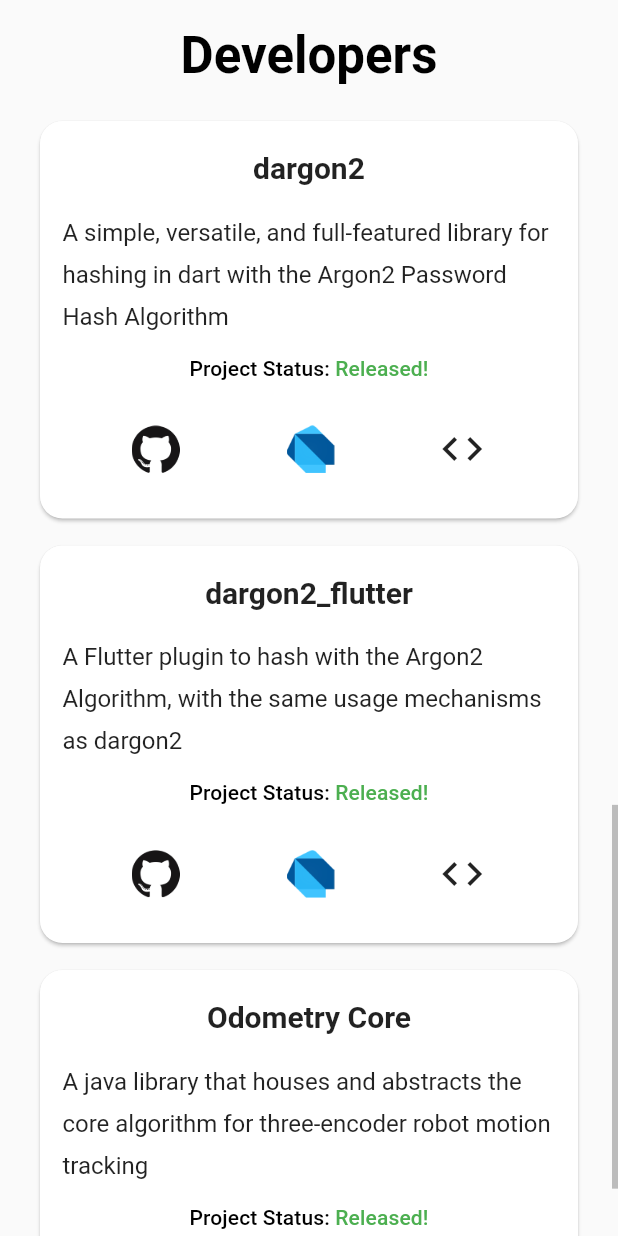
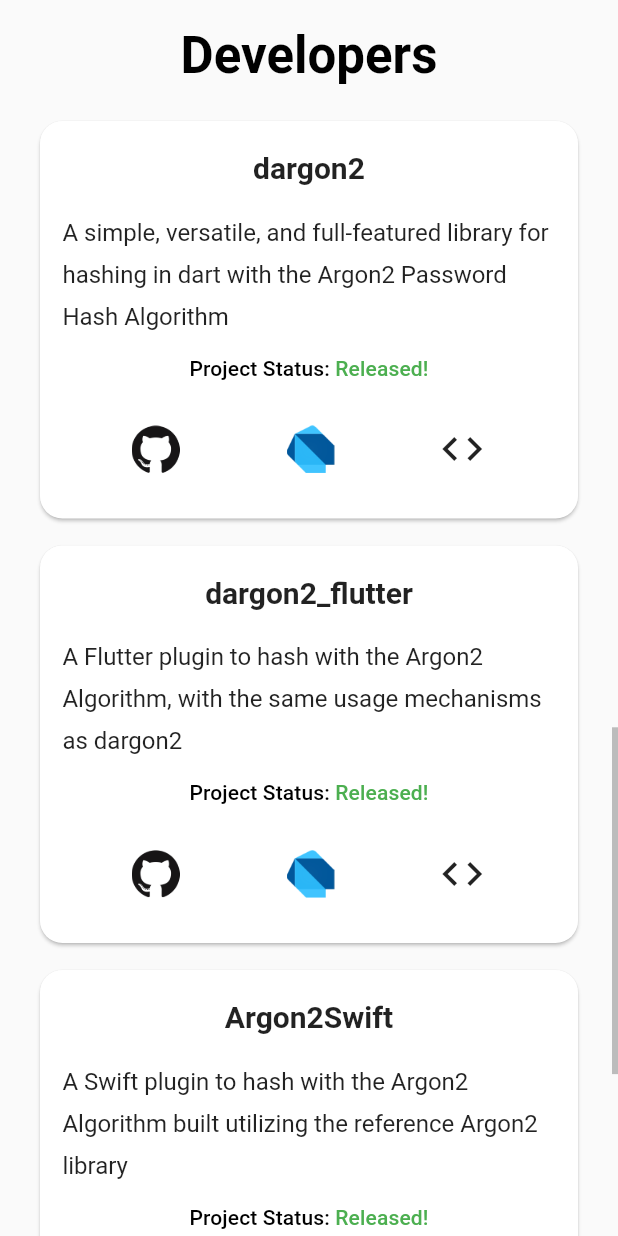
Before and after one commit to tmthecoder/portfolio, a Flutter app: the Projects widget shown alone on an empty page, opened directly, scrolled down 1728 dp, on a phone screen of 412 x 824 dp. Run offline on Flutter 3.47's test engine with Material 2 defaults, Android fonts, the phone set to English and light mode, and no system bars; our stand-ins replace fluro, shared_preferences; missing offline and left inert: dart:html, dart:js; accounts and stored records are empty; statements that could not run were skipped.

Commit message:
Add Argon2Swift's code
Signed-off-by: Tejas Mehta <tmthecoder@gmail.com>

```diff
--- a/lib/ui/projects.dart
+++ b/lib/ui/projects.dart
@@ -211,6 +211,29 @@ class ProjectsState extends State<Projects> with WidgetsBindingObserver {
         linkName: "dargon2_flutter",
       ),
 
+      //Argon2Swift's Listing
+      DeveloperProjectListItem(
+        title: "Argon2Swift",
+        description: "A Swift plugin to hash with the Argon2 Algorithm built utilizing the reference Argon2 library",
+        projectStatus: ProjectStatus.RELEASED,
+        linkRow: Row(
+          mainAxisAlignment: MainAxisAlignment.spaceEvenly,
+          children: [
+            ImageLink(
+              link: "https://github.com/tmthecoder/Argon2Swift",
+              assetUri: "assets/third_party/github_logo_${ThemeController.of(context).isDark ? "dark" : "light"}.png",
+              edgeInsets: const EdgeInsets.all(10),
+            ),
+            IconLink(
+              icon: Icons.code,
+              link: "https://docs.tmthecoder.dev/Argon2Swift",
+              padding: const EdgeInsets.all(10),
+            )
+          ],
+        ),
+        linkName: "argon2swift",
+      ),
+
       //OdometryCore's Listing
       DeveloperProjectListItem(
         title: "Odometry Core",
```
